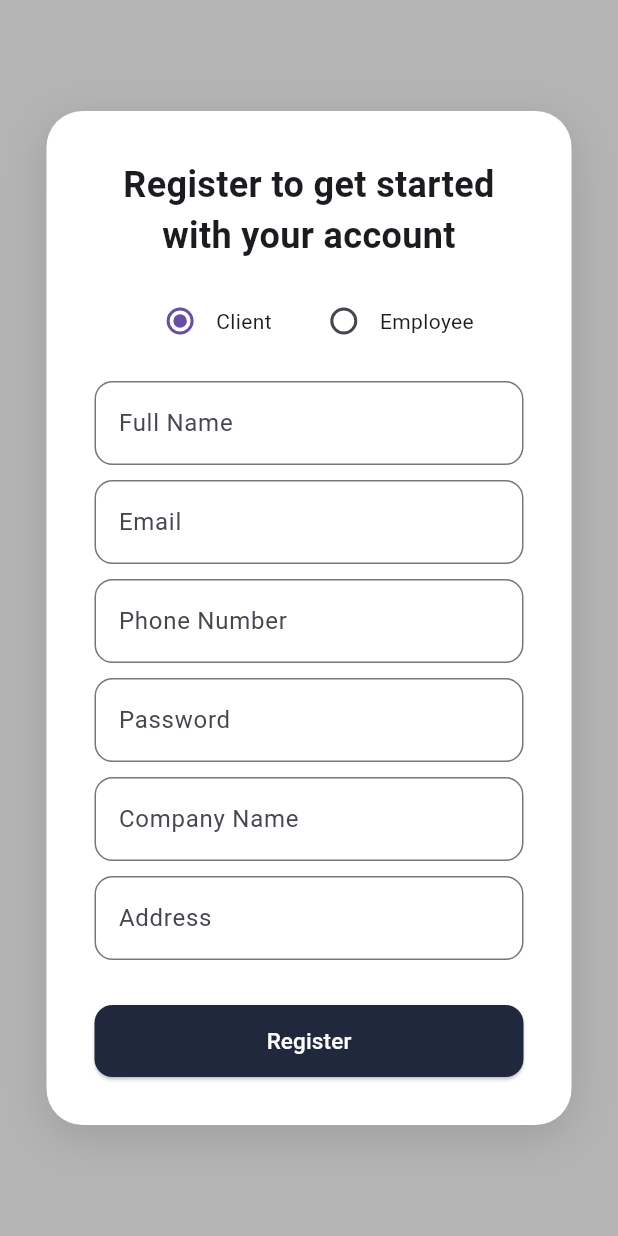
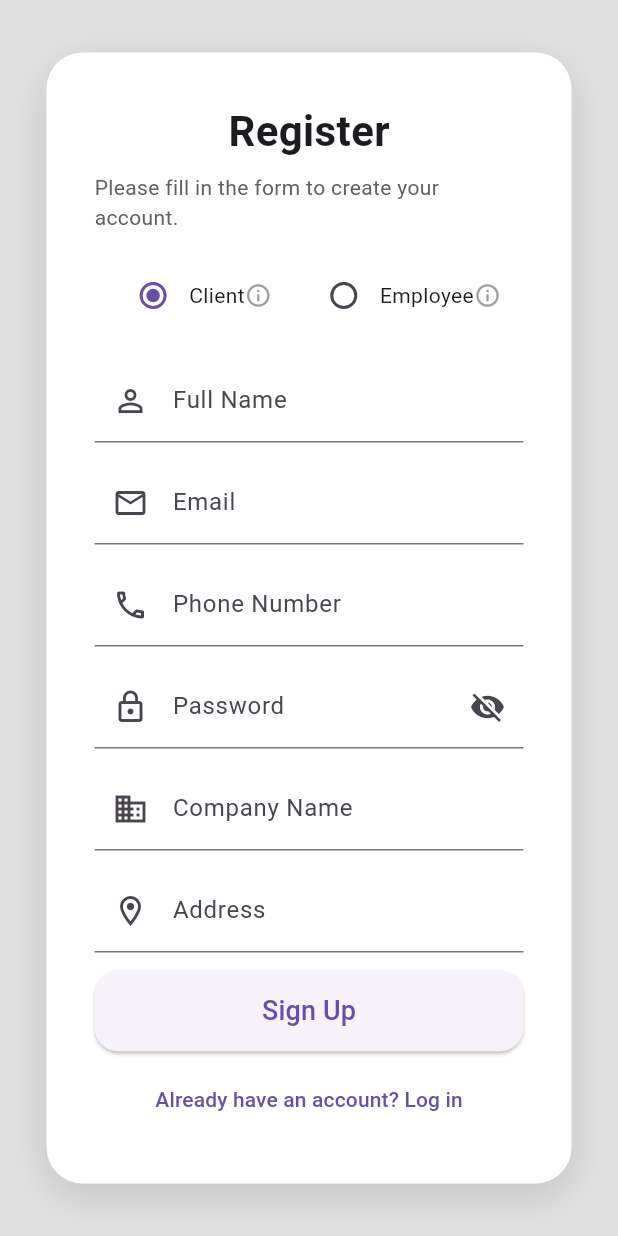
Before and after one commit to iMOD07/task_management_flutter, a Flutter app: the RegisterScreen screen opened directly, on a phone screen of 412 x 824 dp. Run offline on Flutter 3.47's test engine with Material 3 defaults, Android fonts, the phone set to English and light mode, and no system bars.

Commit message:
last Update Register

```diff
--- a/lib/features/auth/presentation/pages/register_screen.dart
+++ b/lib/features/auth/presentation/pages/register_screen.dart
@@ -1,6 +1,4 @@
 import 'package:flutter/material.dart';
-
-enum UserType { client, employee }
 
 class RegisterScreen extends StatefulWidget {
   const RegisterScreen({Key? key}) : super(key: key);
@@ -10,22 +8,22 @@ class RegisterScreen extends StatefulWidget {
 }
 
 class _RegisterScreenState extends State<RegisterScreen> {
-  UserType? _userType = UserType.client;
+  String userType = 'Client';
+  bool showPassword = false;
 
-  // كنترولرز للحقول
-  final TextEditingController fullNameController = TextEditingController();
+  final TextEditingController nameController = TextEditingController();
   final TextEditingController emailController = TextEditingController();
+  final TextEditingController phoneController = TextEditingController();
   final TextEditingController passwordController = TextEditingController();
-  final TextEditingController mobileController = TextEditingController();
-  final TextEditingController companyNameController = TextEditingController();
+  final TextEditingController companyController = TextEditingController();
   final TextEditingController addressController = TextEditingController();
-  final TextEditingController jobTitleController = TextEditingController();
-  final TextEditingController departmentController = TextEditingController();
+
+  final _formKey = GlobalKey<FormState>();
 
   @override
   Widget build(BuildContext context) {
     return Scaffold(
-      backgroundColor: const Color(0xFFB4B4B4),
+      backgroundColor: const Color(0xFFE0E0E0), // 10. خلفية أفتح
       body: Center(
         child: Container(
           width: 350,
@@ -33,7 +31,7 @@ class _RegisterScreenState extends State<RegisterScreen> {
           decoration: BoxDecoration(
             color: Colors.white,
             borderRadius: BorderRadius.circular(24),
-            boxShadow: const [
+            boxShadow: [
               BoxShadow(
                 color: Colors.black12,
                 blurRadius: 24,
@@ -41,156 +39,162 @@ class _RegisterScreenState extends State<RegisterScreen> {
               ),
             ],
           ),
+          child: Form(
+            key: _formKey,
             child: SingleChildScrollView(
               child: Column(
                 mainAxisSize: MainAxisSize.min,
                 children: [
-                const  Text(
-                  'Register to get started with your account',
+                  // 1. تعليمات مختصرة
+                  const Text(
+                    'Register',
                     style: TextStyle(
-                    fontSize: 24,
+                      fontSize: 28,
                       fontWeight: FontWeight.bold,
                     ),
-                  textAlign: TextAlign.center, // نص في المنتصف أفقيًا
                   ),
-                const SizedBox(height: 16),
+                  const SizedBox(height: 8),
+                  Text(
+                    'Please fill in the form to create your account.',
+                    style: TextStyle(fontSize: 14, color: Colors.grey[700]),
+                  ),
+                  const SizedBox(height: 18),
+
+                  // 3. توضيح نوع الحساب
                   Row(
                     mainAxisAlignment: MainAxisAlignment.center,
                     children: [
-                    Radio<UserType>(
-                      value: UserType.client,
-                      groupValue: _userType,
-                      onChanged: (val) => setState(() => _userType = val),
+                      Radio<String>(
+                        value: 'Client',
+                        groupValue: userType,
+                        onChanged: (value) => setState(() => userType = value!),
                       ),
                       const Text('Client'),
+                      Tooltip(
+                        message: 'For company owners who want to manage tasks.',
+                        child: const Icon(Icons.info_outline, size: 18, color: Colors.grey),
+                      ),
                       const SizedBox(width: 24),
-                    Radio<UserType>(
-                      value: UserType.employee,
-                      groupValue: _userType,
-                      onChanged: (val) => setState(() => _userType = val),
+                      Radio<String>(
+                        value: 'Employee',
+                        groupValue: userType,
+                        onChanged: (value) => setState(() => userType = value!),
                       ),
                       const Text('Employee'),
+                      Tooltip(
+                        message: 'For staff members who receive tasks.',
+                        child: const Icon(Icons.info_outline, size: 18, color: Colors.grey),
+                      ),
                     ],
                   ),
-                const SizedBox(height: 16),
+                  const SizedBox(height: 18),
 
-                // الحقول المشتركة
-                TextField(
-                  controller: fullNameController,
+                  // 4. Placeholder واضح + 8. أيقونات
+                  TextFormField(
+                    controller: nameController,
                     decoration: InputDecoration(
+                      prefixIcon: Icon(Icons.person_outline),
                       labelText: 'Full Name',
-                    border: OutlineInputBorder(
-                      borderRadius: BorderRadius.circular(12),
+                      hintText: 'Enter your full name',
+                    ),
+                    validator: (value) => value!.isEmpty ? 'Full name required' : null,
+                  ),
+                  const SizedBox(height: 12),
+
+                  TextFormField(
+                    controller: emailController,
+                    decoration: InputDecoration(
+                      prefixIcon: Icon(Icons.email_outlined),
+                      labelText: 'Email',
+                      hintText: 'example@email.com',
+                    ),
+                    validator: (value) => value!.isEmpty ? 'Email required' : null,
+                  ),
+                  const SizedBox(height: 12),
+
+                  TextFormField(
+                    controller: phoneController,
+                    decoration: InputDecoration(
+                      prefixIcon: Icon(Icons.phone_outlined),
+                      labelText: 'Phone Number',
+                      hintText: '+9665XXXXXXXX',
+                    ),
+                    keyboardType: TextInputType.phone,
+                    validator: (value) => value!.isEmpty ? 'Phone required' : null,
+                  ),
+                  const SizedBox(height: 12),
+
+                  // 8. إظهار/إخفاء كلمة المرور
+                  TextFormField(
+                    controller: passwordController,
+                    obscureText: !showPassword,
+                    decoration: InputDecoration(
+                      prefixIcon: Icon(Icons.lock_outline),
+                      labelText: 'Password',
+                      hintText: 'Choose a strong password',
+                      suffixIcon: IconButton(
+                        icon: Icon(showPassword ? Icons.visibility : Icons.visibility_off),
+                        onPressed: () => setState(() => showPassword = !showPassword),
                       ),
                     ),
+                    validator: (value) => value!.length < 6 ? 'Password too short' : null,
                   ),
-                const SizedBox(height: 10),
-                TextField(
-                  controller: emailController,
+                  const SizedBox(height: 12),
+
+                  // فقط للعميل
+                  if (userType == 'Client') ...[
+                    TextFormField(
+                      controller: companyController,
                       decoration: InputDecoration(
-                    labelText: 'Email',
-                    border: OutlineInputBorder(
-                      borderRadius: BorderRadius.circular(12),
+                        prefixIcon: Icon(Icons.business_outlined),
+                        labelText: 'Company Name',
+                        hintText: 'Your company name',
                       ),
+                      validator: (value) => value!.isEmpty ? 'Company name required' : null,
                     ),
-                ),
-                const SizedBox(height: 10),
-                TextField(
-                  controller: mobileController,
-                  decoration: InputDecoration(
-                    labelText: 'Phone Number',
-                    border: OutlineInputBorder(
-                      borderRadius: BorderRadius.circular(12),
-                    ),
-                  ),
-                  keyboardType: TextInputType.phone,
-                ),
-                const SizedBox(height: 10),
-                TextField(
-                  controller: passwordController,
-                  obscureText: true,
-                  decoration: InputDecoration(
-                    labelText: 'Password',
-                    border: OutlineInputBorder(
-                      borderRadius: BorderRadius.circular(12),
-                    ),
-                  ),
-                ),
-                const SizedBox(height: 10),
-
-                // الحقول الخاصة بكل نوع
-                if (_userType == UserType.client) ...[
-                  TextField(
-                    controller: companyNameController,
-                    decoration: InputDecoration(
-                      labelText: 'Company Name',
-                      border: OutlineInputBorder(
-                        borderRadius: BorderRadius.circular(12),
-                      ),
-                    ),
-                  ),
-                  const SizedBox(height: 10),
-                  TextField(
+                    const SizedBox(height: 12),
+                    TextFormField(
                       controller: addressController,
                       decoration: InputDecoration(
+                        prefixIcon: Icon(Icons.location_on_outlined),
                         labelText: 'Address',
-                      border: OutlineInputBorder(
-                        borderRadius: BorderRadius.circular(12),
+                        hintText: 'Company address',
                       ),
+                      validator: (value) => value!.isEmpty ? 'Address required' : null,
                     ),
-                  ),
-                  const SizedBox(height: 10),
-                ],
-                if (_userType == UserType.employee) ...[
-                  TextField(
-                    controller: jobTitleController,
-                    decoration: InputDecoration(
-                      labelText: 'Job title',
-                      border: OutlineInputBorder(
-                        borderRadius: BorderRadius.circular(12),
-                      ),
-                    ),
-                  ),
-                  const SizedBox(height: 10),
-                  TextField(
-                    controller: departmentController,
-                    decoration: InputDecoration(
-                      labelText: 'Department',
-                      border: OutlineInputBorder(
-                        borderRadius: BorderRadius.circular(12),
-                      ),
-                    ),
-                  ),
-                  const SizedBox(height: 10),
+                    const SizedBox(height: 12),
                   ],
 
-                const SizedBox(height: 20),
-                ElevatedButton(
-                  style: ElevatedButton.styleFrom(
-                    backgroundColor: const Color(0xFF20283D),
-                    minimumSize: const Size(double.infinity, 48),
-                    shape: RoundedRectangleBorder(
-                      borderRadius: BorderRadius.circular(12),
-                    ),
-                  ),
+                  // 5. زر واضح (Sign Up)
+                  SizedBox(
+                    width: double.infinity,
+                    child: ElevatedButton(
                       onPressed: () {
-                    // هنا تضع منطق التسجيل (send to backend)
-                    if (_userType == UserType.client) {
-                      // استخدم companyNameController.text, addressController.text ...
-                    } else {
-                      // استخدم jobTitleController.text, departmentController.text ...
+                        if (_formKey.currentState!.validate()) {
+                          // 9. تحقق من صحة البيانات هنا
+                          // أضف إظهار مؤشر تحميل إذا أردت
                         }
                       },
-                  child: const Text(
-                    'Register',
-                    style: TextStyle(
-                      fontSize: 15,
-                      color: Colors.white, // أو أي لون تفضله للنص
+                      child: const Text('Sign Up', style: TextStyle(fontSize: 18)),
+                      style: ElevatedButton.styleFrom(
+                        padding: const EdgeInsets.symmetric(vertical: 14),
+                        shape: RoundedRectangleBorder(
+                          borderRadius: BorderRadius.circular(16),
+                        ),
                       ),
                     ),
                   ),
 
+                  // 6. روابط إضافية (تسجيل الدخول)
+                  const SizedBox(height: 8),
+                  TextButton(
+                    onPressed: () {
+                      // الانتقال لصفحة تسجيل الدخول
+                    },
+                    child: const Text("Already have an account? Log in"),
+                  ),
                 ],
+              ),
             ),
           ),
         ),
```
Lines whose indentation alone changed are shown as unchanged.
